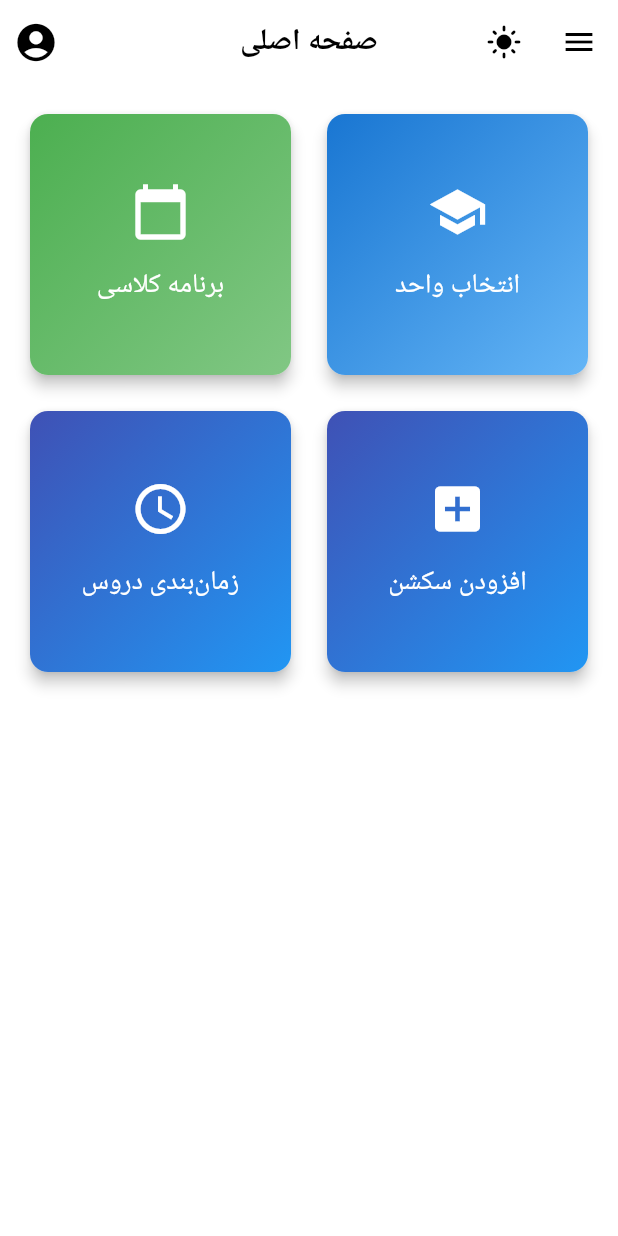
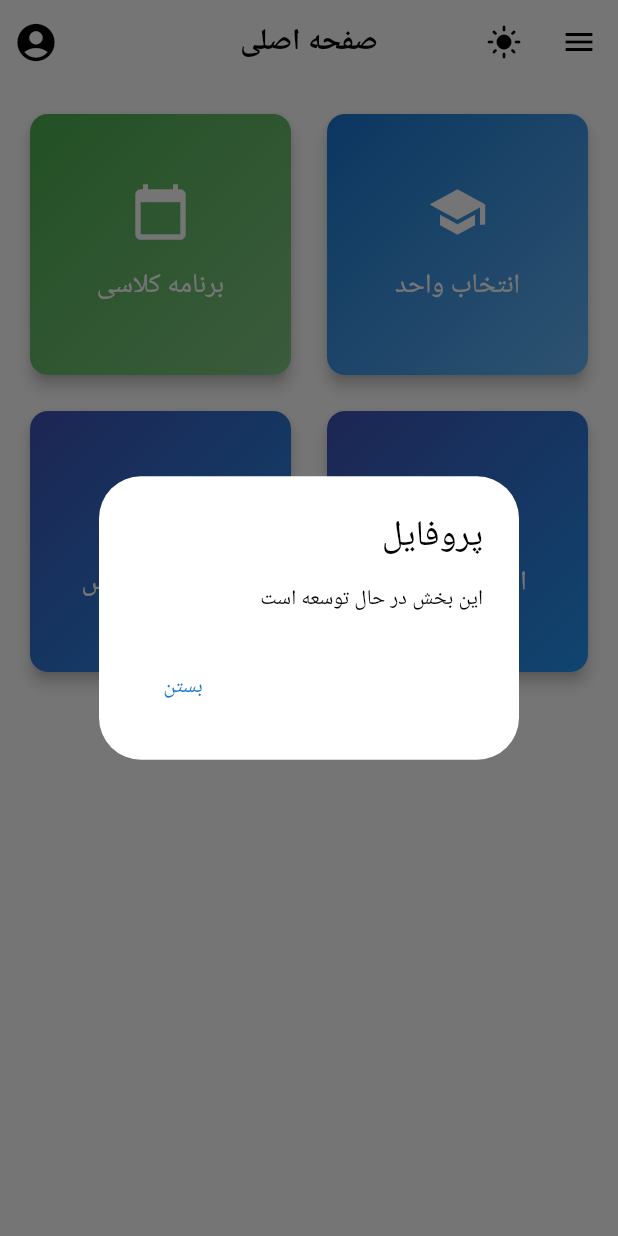
Before and after one commit to isina-nej/unipath, a Flutter app: the screen it shows after launch, after a tap on the "account circle" icon, on a phone screen of 412 x 824 dp. Run offline on Flutter 3.47's test engine with Material 3 defaults, Android fonts, the phone set to English and light mode, and no system bars; our stand-ins replace get, hive, hive_flutter, marquee, responsive_builder, shared_preferences; missing offline and left inert: persian_datetime_picker; accounts and stored records are empty; network calls fail; statements that could not run were skipped.

Commit message:
Refactor routing and theming classes to implement Singleton pattern and improve encapsulation; add error handling utility class.

```diff
--- a/lib/core/routing/app_routes.dart
+++ b/lib/core/routing/app_routes.dart
@@ -5,36 +5,51 @@ import '../../presentation/pages/schedule/schedule_page.dart';
 import '../../presentation/pages/next_term/course_registration_page.dart';
 import '../../data/services/hive_service.dart';
 
+/// کلاس مدیریت مسیرهای برنامه
+/// این کلاس از الگوی Singleton استفاده می‌کند و تمامی مسیرها و ناوبری‌ها را مدیریت می‌کند
 class AppRoutes {
-  // Route names
-  static const String home = '/';
-  static const String course = '/course';
-  static const String schedule = '/schedule';
-  static const String courseRegistration = '/next-term/registration';
+  // Private constructor برای جلوگیری از نمونه‌سازی مستقیم
+  AppRoutes._();
 
-  // Get all pages
-  static List<GetPage> getPages(HiveService hiveService) {
+  // نمونه Singleton
+  static final AppRoutes _instance = AppRoutes._();
+  static AppRoutes get instance => _instance;
+
+  // Route names - خصوصی برای جلوگیری از تغییر مستقیم
+  static const String _home = '/';
+  static const String _course = '/course';
+  static const String _schedule = '/schedule';
+  static const String _courseRegistration = '/next-term/registration';
+
+  // Getters برای دسترسی به route names
+  static String get home => _home;
+  static String get course => _course;
+  static String get schedule => _schedule;
+  static String get courseRegistration => _courseRegistration;
+
+  // Private method برای ایجاد صفحات
+  static List<GetPage> _getPages(HiveService hiveService) {
     return [
       GetPage(
-        name: AppRoutes.home,
+        name: _home,
         page: () => MainPage(hiveService: hiveService),
         transition: Transition.fadeIn,
         transitionDuration: const Duration(milliseconds: 500),
       ),
       GetPage(
-        name: AppRoutes.course,
+        name: _course,
         page: () => CourseSelectionPage(hiveService: hiveService),
         transition: Transition.rightToLeft,
         transitionDuration: const Duration(milliseconds: 400),
       ),
       GetPage(
-        name: AppRoutes.schedule,
+        name: _schedule,
         page: () => SchedulePage(hiveService: hiveService),
         transition: Transition.upToDown,
         transitionDuration: const Duration(milliseconds: 500),
       ),
       GetPage(
-        name: AppRoutes.courseRegistration,
+        name: _courseRegistration,
         page: () => CourseRegistrationPage(hiveService: hiveService),
         transition: Transition.downToUp,
         transitionDuration: const Duration(milliseconds: 500),
@@ -42,25 +57,14 @@ class AppRoutes {
     ];
   }
 
-  // Navigation methods with beautiful animations
-  static void goToHome() {
-    Get.offAllNamed(home);
-  }
+  // Public method برای دسترسی به صفحات
+  static List<GetPage> getPages(HiveService hiveService) =>
+      _getPages(hiveService);
 
-  static void goToCourse() {
-    Get.toNamed(course);
-  }
-
-  static void goToSchedule() {
-    Get.toNamed(schedule);
-  }
-
-  static void goToCourseRegistration() {
-    Get.toNamed(courseRegistration);
-  }
-
-  // Back navigation
-  static void goBack() {
-    Get.back();
-  }
+  // Navigation methods با encapsulation بهتر
+  static void goToHome() => Get.offAllNamed(_home);
+  static void goToCourse() => Get.toNamed(_course);
+  static void goToSchedule() => Get.toNamed(_schedule);
+  static void goToCourseRegistration() => Get.toNamed(_courseRegistration);
+  static void goBack() => Get.back();
 }
--- a/lib/core/theme/app_theme.dart
+++ b/lib/core/theme/app_theme.dart
@@ -1,13 +1,30 @@
 import 'package:flutter/material.dart';
 
+/// کلاس مدیریت تم برنامه
+/// این کلاس مسئولیت مدیریت تم‌های مختلف برنامه را بر عهده دارد
 class AppTheme {
+  // Private constructor
+  AppTheme._();
+
+  // نمونه Singleton
+  static final AppTheme _instance = AppTheme._();
+  static AppTheme get instance => _instance;
+
+  /// دریافت تم بر اساس ColorScheme
   static ThemeData getTheme(ColorScheme colorScheme) {
     return ThemeData(
+      useMaterial3: true,
       appBarTheme: const AppBarTheme(
         centerTitle: true,
-        titleTextStyle: TextStyle(fontSize: 20),
+        titleTextStyle: TextStyle(fontSize: 20, fontWeight: FontWeight.bold),
+        elevation: 0,
       ),
       colorScheme: colorScheme,
     );
   }
+
+  /// تم سفارشی برای دیالوگ‌ها
+  static ThemeData getDialogTheme(ColorScheme colorScheme) {
+    return getTheme(colorScheme);
+  }
 }
--- /dev/null
+++ b/lib/core/utils/error_handler.dart
@@ -0,0 +1,74 @@
+import 'dart:async';
+import 'package:flutter/material.dart';
+
+/// کلاس مدیریت خطاها
+/// این کلاس مسئولیت مدیریت و نمایش خطاها را بر عهده دارد
+class ErrorHandler {
+  // Private constructor
+  ErrorHandler._();
+
+  // نمونه Singleton
+  static final ErrorHandler _instance = ErrorHandler._();
+  static ErrorHandler get instance => _instance;
+
+  /// نمایش SnackBar خطا
+  static void showErrorSnackBar(BuildContext context, String message) {
+    ScaffoldMessenger.of(context).showSnackBar(
+      SnackBar(
+        content: Text(message),
+        backgroundColor: Colors.red,
+        duration: const Duration(seconds: 3),
+      ),
+    );
+  }
+
+  /// نمایش SnackBar موفقیت
+  static void showSuccessSnackBar(BuildContext context, String message) {
+    ScaffoldMessenger.of(context).showSnackBar(
+      SnackBar(
+        content: Text(message),
+        backgroundColor: Colors.green,
+        duration: const Duration(seconds: 2),
+      ),
+    );
+  }
+
+  /// مدیریت خطای عمومی
+  static void handleError(BuildContext context, dynamic error) {
+    print('خطا رخ داده: $error');
+    String message = 'خطای نامشخص رخ داده است';
+
+    if (error is ApiException) {
+      message = error.message;
+    } else if (error is NetworkException) {
+      message = 'لطفاً اتصال اینترنت خود را بررسی کنید';
+    } else if (error is TimeoutException) {
+      message = 'زمان اتصال به پایان رسید. دوباره امتحان کنید';
+    }
+
+    showErrorSnackBar(context, message);
+  }
+}
+
+/// کلاس خطای API
+class ApiException implements Exception {
+  final String message;
+  final int? statusCode;
+
+  ApiException(this.message, [this.statusCode]);
+
+  @override
+  String toString() => statusCode != null
+      ? 'ApiException: $message (Status: $statusCode)'
+      : 'ApiException: $message';
+}
+
+/// کلاس خطای شبکه
+class NetworkException implements Exception {
+  final String message;
+
+  NetworkException(this.message);
+
+  @override
+  String toString() => 'NetworkException: $message';
+}
--- a/lib/main.dart
+++ b/lib/main.dart
@@ -10,39 +10,63 @@ import 'data/models/section_model.dart';
 import 'data/models/section_time_model.dart';
 import 'data/services/hive_service.dart';
 
-void main() async {
+/// کلاس اصلی برنامه
+/// این کلاس مسئولیت راه‌اندازی برنامه و تنظیمات اولیه را بر عهده دارد
+class UniPathApp {
+  // Private constructor
+  UniPathApp._();
+
+  // نمونه Singleton
+  static final UniPathApp _instance = UniPathApp._();
+  static UniPathApp get instance => _instance;
+
+  /// متد راه‌اندازی برنامه
+  static Future<void> initialize() async {
     WidgetsFlutterBinding.ensureInitialized();
 
-  // Initialize Hive
+    // راه‌اندازی Hive
+    await _initializeHive();
+
+    // راه‌اندازی سرویس‌ها
+    await _initializeServices();
+  }
+
+  /// راه‌اندازی Hive
+  static Future<void> _initializeHive() async {
     await Hive.initFlutter();
 
-  // پاک کردن کش باکس‌ها فقط یک بار برای رفع مشکل نوع
+    // پاک کردن کش باکس‌ها برای رفع مشکل نوع (فقط یک بار)
     await Hive.deleteBoxFromDisk('courses');
     await Hive.deleteBoxFromDisk('sections');
 
-  // Register Hive Adapters
+    // ثبت Hive Adapters
     Hive.registerAdapter(CourseModelAdapter());
     Hive.registerAdapter(SectionModelAdapter());
     Hive.registerAdapter(SectionTimeModelAdapter());
 
-  // Open Hive Boxes
+    // باز کردن باکس‌ها
     await Hive.openBox('courses');
     await Hive.openBox('sections');
     await Hive.openBox('lastUpdate');
+  }
 
-  // Initialize Services
+  /// راه‌اندازی سرویس‌ها
+  static Future<void> _initializeServices() async {
     final hiveService = HiveService();
     await hiveService.init();
 
     final darkModeController = DarkModeController();
     await darkModeController.init();
 
+    // اجرای برنامه
     runApp(MyApp(
       darkModeController: darkModeController,
       hiveService: hiveService,
     ));
   }
+}
 
+/// ویجت اصلی برنامه
 class MyApp extends StatelessWidget {
   final DarkModeController darkModeController;
   final HiveService hiveService;
@@ -73,7 +97,7 @@ class MyApp extends StatelessWidget {
               child: child!,
             );
           },
-          // Custom transition settings
+          // تنظیمات انتقال زیبا
           defaultTransition: Transition.fadeIn,
           transitionDuration: const Duration(milliseconds: 500),
           defaultGlobalState: true,
@@ -84,3 +108,8 @@ class MyApp extends StatelessWidget {
     );
   }
 }
+
+/// نقطه ورود برنامه
+void main() async {
+  await UniPathApp.initialize();
+}
--- a/lib/presentation/pages/home/home_page.dart
+++ b/lib/presentation/pages/home/home_page.dart
@@ -1,4 +1,5 @@
 import 'package:flutter/material.dart';
+import 'package:responsive_builder/responsive_builder.dart';
 import '../../widgets/animated_menu_button.dart';
 import '../../../core/style/sizes.dart';
 import '../../../core/style/text_styles.dart';
@@ -6,7 +7,10 @@ import '../../../../core/theme/dark_mode_controller.dart';
 import '../../../core/routing/app_routes.dart';
 import '../../../data/services/api_service.dart';
 import '../../../data/services/hive_service.dart';
+import '../../../core/utils/error_handler.dart';
 
+/// صفحه اصلی برنامه
+/// این کلاس از الگوی State Management استفاده می‌کند و ریسپانسیو است
 class MainPage extends StatefulWidget {
   final HiveService hiveService;
 
@@ -25,9 +29,16 @@ class _MainPageState extends State<MainPage> {
   @override
   void initState() {
     super.initState();
-    _checkAndLoadData().then((_) => _debugPrintCourses());
+    _loadInitialData();
   }
 
+  /// بارگذاری داده‌های اولیه
+  Future<void> _loadInitialData() async {
+    await _checkAndLoadData();
+    await _debugPrintCourses();
+  }
+
+  /// نمایش اطلاعات کش برای دیباگ
   Future<void> _debugPrintCourses() async {
     print('\n=== وضعیت داده‌های ذخیره شده در کش ===');
     try {
@@ -42,6 +53,7 @@ class _MainPageState extends State<MainPage> {
     }
   }
 
+  /// بررسی و بارگذاری داده‌ها
   Future<void> _checkAndLoadData() async {
     final lastUpdateTime = await widget.hiveService.getLastUpdateTime();
     if (lastUpdateTime == null ||
@@ -50,55 +62,78 @@ class _MainPageState extends State<MainPage> {
     }
   }
 
+  /// به‌روزرسانی داده‌ها
   Future<void> _refreshData() async {
     if (_isRefreshing) return;
 
-    setState(() {
-      _isRefreshing = true;
-    });
+    setState(() => _isRefreshing = true);
 
     try {
-      // دریافت همه اطلاعات با یک درخواست
       final allData = await ApiService.getAllUniversityData();
-
-      // ذخیره مستقیم داده‌ها در Hive
       await widget.hiveService.saveServerData(allData);
 
       if (mounted) {
-        ScaffoldMessenger.of(context).showSnackBar(
-          const SnackBar(
-            content: Text('اطلاعات با موفقیت به‌روزرسانی شد'),
-            duration: Duration(seconds: 2),
-          ),
-        );
+        _showSnackBar('اطلاعات با موفقیت به‌روزرسانی شد', Colors.green);
       }
     } catch (e) {
       if (mounted) {
-        ScaffoldMessenger.of(context).showSnackBar(
-          const SnackBar(
-            content: Text('خطا در به‌روزرسانی اطلاعات'),
-            backgroundColor: Colors.red,
-            duration: Duration(seconds: 2),
-          ),
-        );
+        _showSnackBar('خطا در به‌روزرسانی اطلاعات', Colors.red);
       }
     } finally {
       if (mounted) {
-        setState(() {
-          _isRefreshing = false;
-        });
+        setState(() => _isRefreshing = false);
       }
+    }
+  }
+
+  /// نمایش SnackBar
+  void _showSnackBar(String message, Color color) {
+    if (color == Colors.green) {
+      ErrorHandler.showSuccessSnackBar(context, message);
+    } else {
+      ErrorHandler.showErrorSnackBar(context, message);
     }
   }
 
   @override
   Widget build(BuildContext context) {
+    return ScreenTypeLayout.builder(
+      mobile: (context) => _buildMobileLayout(),
+      tablet: (context) => _buildTabletLayout(),
+      desktop: (context) => _buildDesktopLayout(),
+    );
+  }
+
+  /// ساخت لایه موبایل
+  Widget _buildMobileLayout() {
+    return Scaffold(
+      appBar: _buildAppBar(),
+      body: _buildBody(crossAxisCount: 2),
+    );
+  }
+
+  /// ساخت لایه تبلت
+  Widget _buildTabletLayout() {
+    return Scaffold(
+      appBar: _buildAppBar(),
+      body: _buildBody(crossAxisCount: 3),
+    );
+  }
+
+  /// ساخت لایه دسکتاپ
+  Widget _buildDesktopLayout() {
+    return Scaffold(
+      appBar: _buildAppBar(),
+      body: _buildBody(crossAxisCount: 4),
+    );
+  }
+
+  /// ساخت AppBar
+  PreferredSizeWidget _buildAppBar() {
     final darkMode = DarkModeController.shared;
     final isDark = darkMode.isDarkMode;
 
-    return Scaffold(
-      appBar: AppBar(
-        // عنوان صفحه در وسط
+    return AppBar(
       title: Text(
         'صفحه اصلی',
         style: TextStyle(
@@ -109,8 +144,6 @@ class _MainPageState extends State<MainPage> {
       ),
       centerTitle: true,
       leadingWidth: 100,
-
-        // دکمه‌های سمت راست
       leading: Row(
         mainAxisAlignment: MainAxisAlignment.start,
         mainAxisSize: MainAxisSize.min,
@@ -159,8 +192,6 @@ class _MainPageState extends State<MainPage> {
           ),
         ],
       ),
-
-        // دکمه‌های سمت چپ
       actions: [
         IconButton(
           icon: Icon(
@@ -169,18 +200,32 @@ class _MainPageState extends State<MainPage> {
             color: isDark ? Colors.white : Colors.black,
           ),
           tooltip: 'پروفایل',
-            onPressed: () {
-              // TODO: نمایش صفحه پروفایل
-            },
+          onPressed: () => _showProfileDialog(),
+        ),
+      ],
+    );
+  }
+
+  /// نمایش دیالوگ پروفایل
+  void _showProfileDialog() {
+    showDialog(
+      context: context,
+      builder: (context) => AlertDialog(
+        title: const Text('پروفایل'),
+        content: const Text('این بخش در حال توسعه است'),
+        actions: [
+          TextButton(
+            onPressed: () => Navigator.of(context).pop(),
+            child: const Text('بستن'),
           ),
         ],
       ),
-      body: LayoutBuilder(
-        builder: (context, constraints) {
-          final isWeb = MediaQuery.of(context).size.width > 600;
-          final crossAxisCount = isWeb
-              ? AppSizes.webCrossAxisCount
-              : AppSizes.mobileCrossAxisCount;
+    );
+  }
+
+  /// ساخت بدنه صفحه
+  Widget _buildBody({required int crossAxisCount}) {
+    final darkMode = DarkModeController.shared;
 
     return Directionality(
       textDirection: TextDirection.rtl,
@@ -190,64 +235,61 @@ class _MainPageState extends State<MainPage> {
         mainAxisSpacing: AppSizes.gridSpacing,
         crossAxisSpacing: AppSizes.gridSpacing,
         childAspectRatio: 1.0,
-              children: [
-                AnimatedMenuButton(
-                  title: 'انتخاب واحد',
-                  style: AppTextStyles.mainPageMenuButton(
-                      DarkModeController.shared.isDarkMode),
-                  icon: Icons.school,
-                  onTap: () {
-                    AppRoutes.goToCourse();
-                  },
-                  gradientStartColor: DarkModeController()
-                      .getMenuButtonStartColor('courseSelection'),
-                  gradientEndColor: DarkModeController()
-                      .getMenuButtonEndColor('courseSelection'),
-                ),
-                AnimatedMenuButton(
-                  title: 'برنامه کلاسی',
-                  style: AppTextStyles.mainPageMenuButton(
-                      DarkModeController.shared.isDarkMode),
-                  icon: Icons.calendar_today,
-                  onTap: () {
-                    AppRoutes.goToSchedule();
-                  },
-                  gradientStartColor:
-                      DarkModeController().getMenuButtonStartColor('schedule'),
-                  gradientEndColor:
-                      DarkModeController().getMenuButtonEndColor('schedule'),
-                ),
-                AnimatedMenuButton(
-                  title: 'افزودن سکشن',
-                  style: AppTextStyles.mainPageMenuButton(
-                      DarkModeController.shared.isDarkMode),
-                  icon: Icons.add_box,
-                  onTap: () {
-                    AppRoutes.goToCourseRegistration();
-                  },
-                  gradientStartColor: DarkModeController()
-                      .getMenuButtonStartColor('sectionAdd'),
-                  gradientEndColor:
-                      DarkModeController().getMenuButtonEndColor('sectionAdd'),
-                ),
-                AnimatedMenuButton(
-                  title: 'زمان‌بندی دروس',
-                  style: AppTextStyles.mainPageMenuButton(
-                      DarkModeController.shared.isDarkMode),
-                  icon: Icons.schedule,
-                  onTap: () {
-                    AppRoutes.goToSchedule();
-                  },
-                  gradientStartColor:
-                      DarkModeController().getMenuButtonStartColor('timetable'),
-                  gradientEndColor:
-                      DarkModeController().getMenuButtonEndColor('timetable'),
-                ),
-              ],
-            ),
-          );
-        },
+        children: _buildMenuButtons(darkMode),
       ),
     );
   }
+
+  /// ساخت دکمه‌های منو
+  List<Widget> _buildMenuButtons(DarkModeController darkMode) {
+    return [
+      _buildMenuButton(
+        title: 'انتخاب واحد',
+        icon: Icons.school,
+        onTap: () => AppRoutes.goToCourse(),
+        startColor: darkMode.getMenuButtonStartColor('courseSelection'),
+        endColor: darkMode.getMenuButtonEndColor('courseSelection'),
+      ),
+      _buildMenuButton(
+        title: 'برنامه کلاسی',
+        icon: Icons.calendar_today,
+        onTap: () => AppRoutes.goToSchedule(),
+        startColor: darkMode.getMenuButtonStartColor('schedule'),
+        endColor: darkMode.getMenuButtonEndColor('schedule'),
+      ),
+      _buildMenuButton(
+        title: 'افزودن سکشن',
+        icon: Icons.add_box,
+        onTap: () => AppRoutes.goToCourseRegistration(),
+        startColor: darkMode.getMenuButtonStartColor('sectionAdd'),
+        endColor: darkMode.getMenuButtonEndColor('sectionAdd'),
+      ),
+      _buildMenuButton(
+        title: 'زمان‌بندی دروس',
+        icon: Icons.schedule,
+        onTap: () => AppRoutes.goToSchedule(),
+        startColor: darkMode.getMenuButtonStartColor('timetable'),
+        endColor: darkMode.getMenuButtonEndColor('timetable'),
+      ),
+    ];
   }
+
+  /// ساخت یک دکمه منو
+  Widget _buildMenuButton({
+    required String title,
+    required IconData icon,
+    required VoidCallback onTap,
+    required Color startColor,
+    required Color endColor,
+  }) {
+    return AnimatedMenuButton(
+      title: title,
+      style: AppTextStyles.mainPageMenuButton(
+          DarkModeController.shared.isDarkMode),
+      icon: icon,
+      onTap: onTap,
+      gradientStartColor: startColor,
+      gradientEndColor: endColor,
+    );
+  }
+}
--- a/pubspec.yaml
+++ b/pubspec.yaml
@@ -30,6 +30,7 @@ dependencies:
   marquee: ^2.3.0
   cloud_firestore: ^5.6.8
   get: ^4.6.6
+  responsive_builder: ^0.7.1
   # persian_localization: ^1.0.1
 
 dev_dependencies:
```
Also changed, not shown: pubspec.lock. Lines whose indentation alone changed are shown as unchanged.
